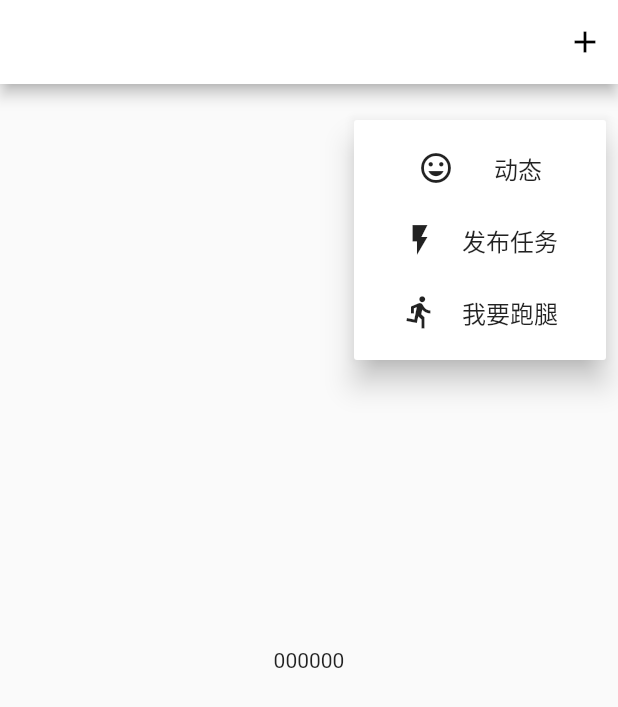
After one commit to xiedong11/zsqy-module-flutter, a Flutter app: the screen it shows after launch, after a tap on the "add" icon, on a phone screen of 412 x 824 dp. The commit adds this screen. Shown: the top 707 px of the screen. Run offline on Flutter 3.47's test engine with Material 2 defaults, Android fonts, the phone set to English and light mode, and no system bars; missing offline and left inert: data_plugin, flutter_statusbarcolor; generated files the repository leaves out were written again.

Commit message:
调整目录结构

```diff
--- /dev/null
+++ b/lib/pages/home.dart
@@ -0,0 +1,65 @@
+import 'package:flutter/material.dart';
+
+class HomePage extends StatefulWidget {
+  HomePage({Key key}) : super(key: key);
+
+  _HomePageState createState() => _HomePageState();
+}
+
+class _HomePageState extends State<HomePage> {
+  @override
+  Widget build(BuildContext context) {
+    return Scaffold(
+        appBar: AppBar(
+          actions: <Widget>[
+            Container(
+              child: GestureDetector(
+                child: Icon(Icons.add),
+                onTap: _plusPopMenu(context),
+                //TODO 让popmenu右侧贴边显示,目测可以通过widgets里面的popwindowbutton来写一个弹窗的布局，实现tim那种弹窗遮罩页面变暗的效果
+              ),
+              margin: EdgeInsets.only(right: 10.0),
+            )
+          ],
+        ),
+        body: new Center(child: new Text('000000')));
+  }
+
+  _plusPopMenu(context) {
+    return () async {
+      int selected = await showMenu<int>(
+          context: context,
+          position: RelativeRect.fromLTRB(200.0, 80.0, 0, 0),
+          items: [
+            _popMenuItem(0, '动态', icon: Icons.tag_faces),
+            _popMenuItem(1, '发布任务', icon: Icons.flash_on),
+            _popMenuItem(2, '我要跑腿', icon: Icons.directions_run)
+          ]);
+      switch (selected) {
+        case 0:
+          Navigator.pushNamed(context, '/new_trend');
+          break;
+        case 1:
+          Navigator.pushNamed(context, '/new_demand', arguments: {"index": 1});
+          break;
+        case 2:
+          Navigator.pushNamed(context, '/new_demand', arguments: {"index": 2});
+          break;
+        default:
+      }
+    };
+  }
+
+  _popMenuItem(int value, String title, {IconData icon = Icons.add}) {
+    return PopupMenuItem<int>(
+      child: Row(
+        mainAxisAlignment: MainAxisAlignment.spaceEvenly,
+        children: <Widget>[
+          Icon(icon),
+          Text(title),
+        ],
+      ),
+      value: value,
+    );
+  }
+}
--- a/lib/pages/make_order.dart
+++ b/lib/pages/publish/new_order.dart
@@ -2,12 +2,12 @@ import 'package:flutter/material.dart';
 
 int type = 0;
 
-class MakeOrder extends StatefulWidget {
+class NewOrder extends StatefulWidget {
   @override
   State<StatefulWidget> createState() => PageState();
 }
 
-class PageState extends State<MakeOrder> {
+class PageState extends State<NewOrder> {
   TextEditingController _editingController = TextEditingController();
   static List<TypeItemEntity> _typeList = [
     TypeItemEntity("取快递", 0),
--- a/lib/pages/find_helper.dart
+++ b/lib/pages/publish/new_trend.dart
@@ -1,15 +1,15 @@
 import 'package:flutter/material.dart';
 
-class FindHelper extends StatefulWidget {
+class NewTrendPage extends StatefulWidget {
   @override
   State<StatefulWidget> createState() => PageState();
 }
 
-class PageState extends State<FindHelper> {
+class PageState extends State<NewTrendPage> {
   @override
   Widget build(BuildContext context) {
     return Center(
-      child: Text("找帮手"),
+      child: Text("trend"),
     );
   }
 }
--- /dev/null
+++ b/lib/routes/routes.dart
@@ -0,0 +1,34 @@
+import 'package:flutter/material.dart';
+
+//导入页面/////////////////////////////////////////////////////////////////
+import '../pages/home.dart';
+import '../pages/new_demand.dart';
+import '../pages/publish/new_trend.dart';
+
+//配置路由
+final routes = {
+  '/': (context) => HomePage(),
+  '/new_trend': (context) => NewTrendPage(),
+  '/new_demand': (context,{arguments}) => NewDemandPage(arguments:arguments),
+
+  //'/page1': (context) => FormPage(),//无参数
+  //'/page2':(context,{arguments})=>ProductInfoPage(arguments:arguments),//带参数
+};
+//固定写法/////////////////////////////////////////////////////////////////
+var onGenerateRoute = (RouteSettings settings) {
+  // 统一处理
+  final String name = settings.name;
+  final Function pageContentBuilder = routes[name];
+  if (pageContentBuilder != null) {
+    if (settings.arguments != null) {
+      final Route route = MaterialPageRoute(
+          builder: (context) =>
+              pageContentBuilder(context, arguments: settings.arguments));
+      return route;
+    } else {
+      final Route route =
+          MaterialPageRoute(builder: (context) => pageContentBuilder(context));
+      return route;
+    }
+  }
+};
```
Also changed, not shown: lib/main.dart (+3 -73 lines), lib/pages/new_demand.dart (added, +80 -0 lines), lib/pages/publish/new_helper.dart (added, +15 -0 lines), lib/widgets/popuo_window_button.dart (added, +207 -0 lines).
